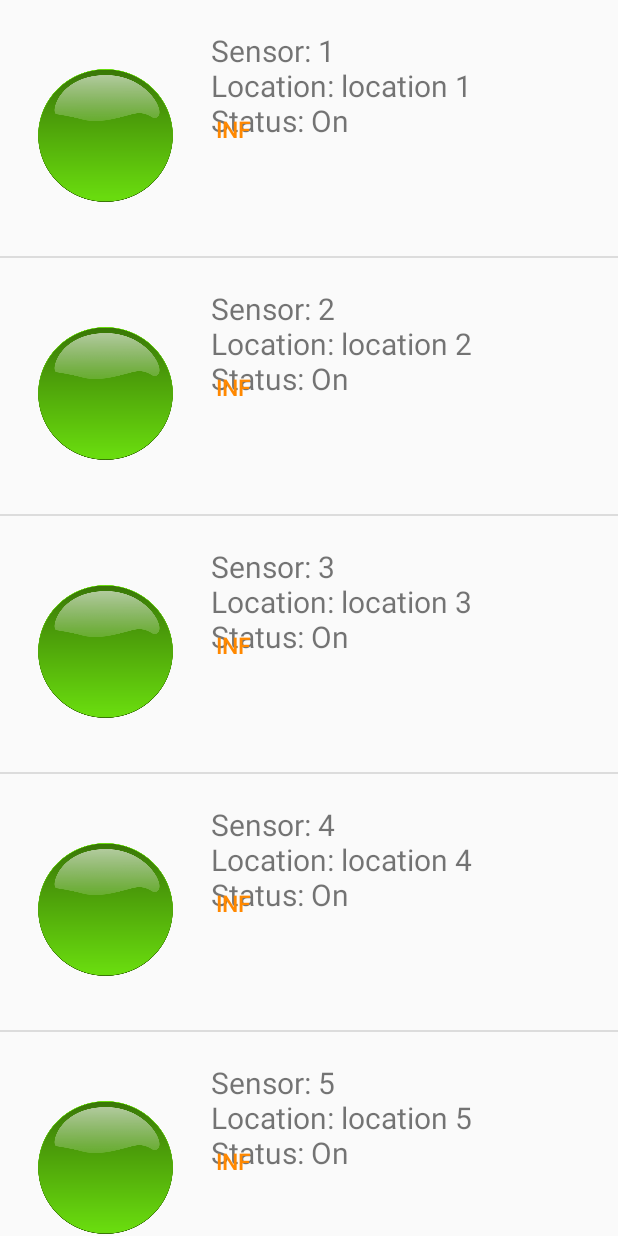
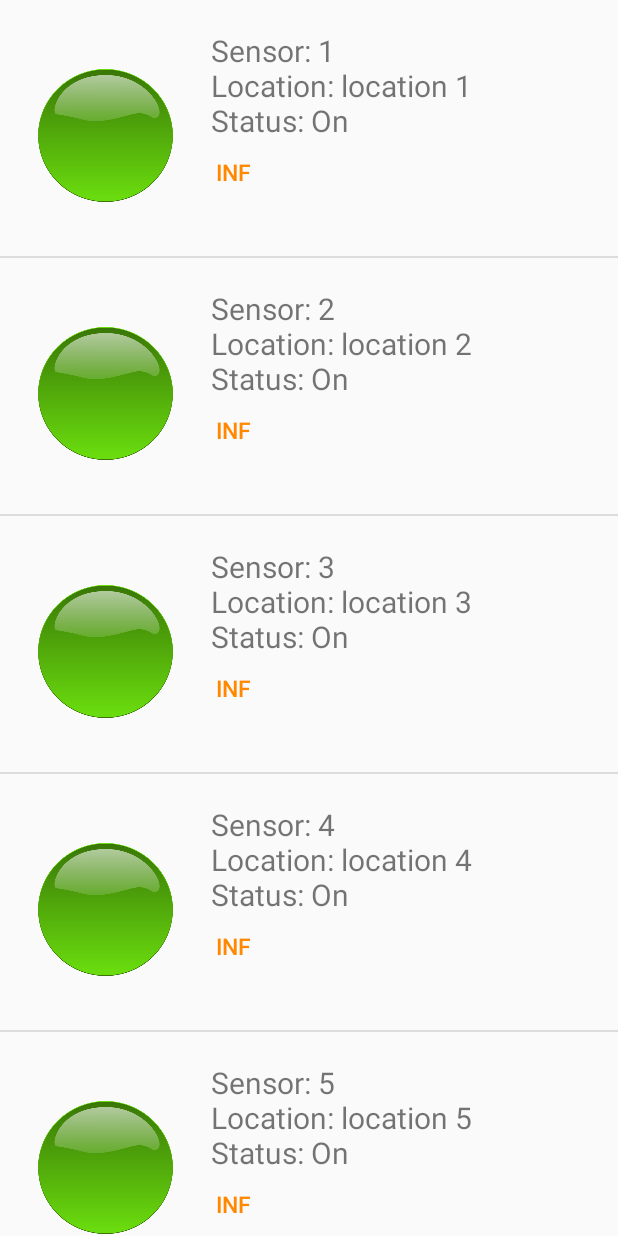
Before and after one commit to sliver3/DallasHack, an Android app: the screen it shows after launch (MainActivity), on a phone screen of 412 x 824 dp. Run offline under Robolectric (Android 15) with nearby library versions, the phone set to English and light mode, and no system bars.

Commit message:
Added button for info and funct

```diff
--- a/Overflow/app/src/main/java/com/example/gabinoluna/overflow/ListItemAdapter.java
+++ b/Overflow/app/src/main/java/com/example/gabinoluna/overflow/ListItemAdapter.java
@@ -7,7 +7,9 @@ import android.view.LayoutInflater;
 import android.view.View;
 import android.view.ViewGroup;
 import android.widget.ArrayAdapter;
+import android.widget.Button;
 import android.widget.TextView;
+import android.widget.Toast;
 
 import java.util.ArrayList;
 
@@ -50,13 +52,21 @@ public class ListItemAdapter extends ArrayAdapter<Sensor> {
          * Buttons
          */
 
-
+        final Button btnInfo = (Button) view.findViewById(R.id.btnInfo);
         /*
          * setting the text
          */
 
         tvSensorInfo.setText(sensor.toString());
 
+
+        btnInfo.setOnClickListener(new View.OnClickListener() {
+            @Override
+            public void onClick(View v) {
+                System.out.println("HEY");
+
+            }
+        });
         return view;
     }
     /*
--- a/Overflow/app/src/main/res/layout-v21/sensorlistitem.xml
+++ b/Overflow/app/src/main/res/layout-v21/sensorlistitem.xml
@@ -1,6 +1,7 @@
 <?xml version="1.0" encoding="utf-8"?>
 
 <RelativeLayout xmlns:android="http://schemas.android.com/apk/res/android"
+    xmlns:tools="http://schemas.android.com/tools"
     android:layout_above="@+id/activity_feed"
     android:layout_width="fill_parent"
     android:layout_height="fill_parent"
@@ -20,27 +21,21 @@
     <TextView
         android:id="@+id/tvSensorInfo"
         android:layout_toRightOf="@+id/ivStatusIcon"
-        android:text="THIS IS THE STATUS"
         android:layout_width="wrap_content"
         android:layout_height="wrap_content"
-        android:textSize="20sp"
-        />
-
+        android:textSize="20sp" />
     <Button
         android:text="Info"
         android:focusable="false"
         android:layout_width="57dp"
         android:layout_height="40dp"
-        android:id="@+id/btnInvJoin"
+        android:id="@+id/btnInfo"
         style="@android:style/Widget.Material.Light.Button.Borderless"
         android:elevation="0dp"
         android:textColor="@android:color/holo_orange_dark"
         android:textSize="15sp"
+        android:layout_below="@+id/tvSensorInfo"
         android:layout_alignStart="@+id/ivStatusIcon"
-        android:layout_centerInParent="true"
         android:layout_marginStart="121dp" />
 
-
-
-
 </RelativeLayout>
--- a/Overflow/app/src/main/res/layout/sensorlistitem.xml
+++ /dev/null
@@ -1,28 +0,0 @@
-<?xml version="1.0" encoding="utf-8"?>
-
-<RelativeLayout xmlns:android="http://schemas.android.com/apk/res/android"
-    xmlns:tools="http://schemas.android.com/tools"
-    android:layout_above="@+id/activity_feed"
-    android:layout_width="fill_parent"
-    android:layout_height="fill_parent"
-    android:orientation="horizontal"
-    android:paddingTop="20dp"
-    android:paddingBottom="15dp">
-    <ImageView
-        android:id="@+id/ivStatusIcon"
-        android:layout_width="130dp"
-        android:layout_height="130dp"
-        android:layout_marginLeft="5dp"
-        android:layout_marginRight="5dp"
-        android:layout_marginTop="5dp"
-        android:paddingRight="20dp"
-        android:paddingLeft="20dp"
-        android:src="@drawable/status_good" />
-    <TextView
-        android:id="@+id/tvStatus"
-        android:layout_toRightOf="@+id/ivStatusIcon"
-        android:layout_width="wrap_content"
-        android:layout_height="wrap_content"
-        android:textSize="20sp" />
-
-</RelativeLayout>
```
